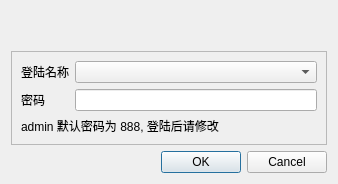
The window that logindialog.ui (gmsh/fangchanzhongjie) describes before a commit, drawn with Qt 5.
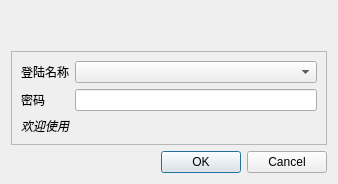
The same window after the commit. Icons and pictures are not drawn.

Commit message: rewrite quanxianguanli ui.

```diff
--- a/logindialog.ui
+++ b/logindialog.ui
@@ -69,8 +69,13 @@
       </item>
       <item row="2" column="0" colspan="2">
        <widget class="QLabel" name="label_4">
+        <property name="font">
+         <font>
+          <italic>true</italic>
+         </font>
+        </property>
         <property name="text">
-         <string>admin 默认密码为 888, 登陆后请修改</string>
+         <string>欢迎使用</string>
         </property>
        </widget>
       </item>
```
The commit also changes 5 other files.
